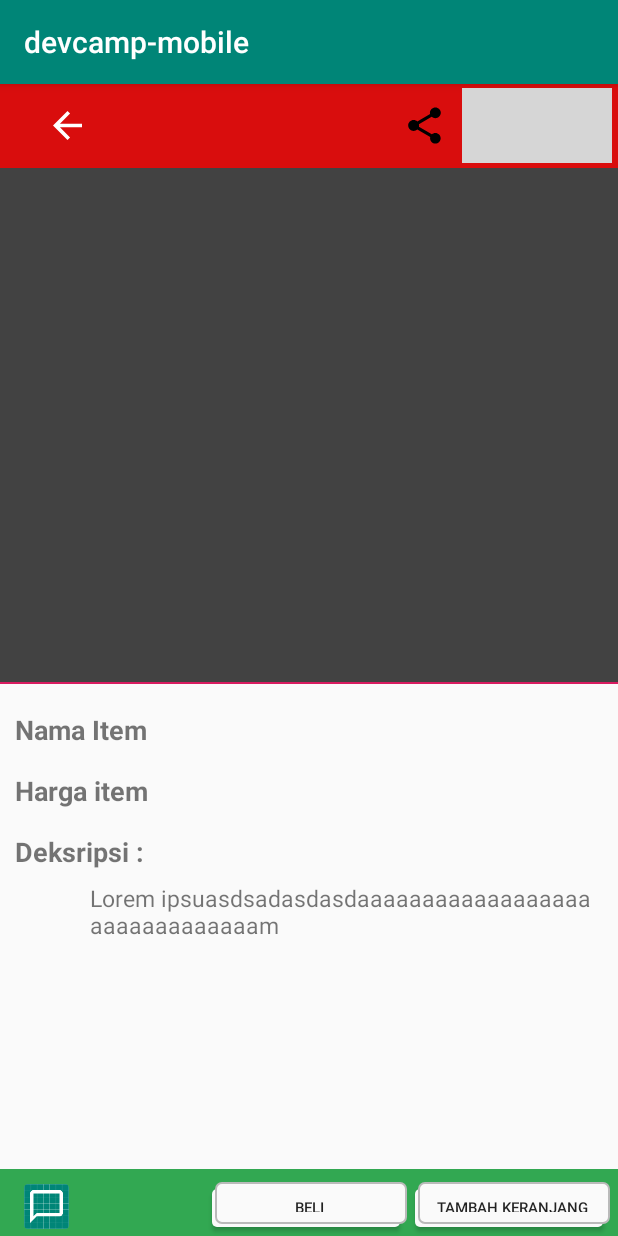
After one commit to fernandochristyanto/devcamp-mobile, an Android app: the ProductDetailActivity screen opened directly, with no data from a screen before it, on a phone screen of 412 x 824 dp. The commit adds this screen. Run offline under Robolectric (Android 15) with nearby library versions, the phone set to English and light mode, and no system bars; grey boxes are pictures that could not be loaded.

Commit message:
Refactor broken codes

```diff
--- a/app/src/main/java/com/devcamp/devcamp_mobile/module/garage_sale/GarageSaleViewModel.kt
+++ b/app/src/main/java/com/devcamp/devcamp_mobile/module/garage_sale/GarageSaleViewModel.kt
@@ -19,6 +19,7 @@ class GarageSaleViewModel: ViewModel() {
     val garageSaleProduct: LiveData<List<GarageSaleProductListItem>>
         get() = _garageSaleProduct
 
+
     @SuppressLint("CheckResult")
     fun getAllGarageSaleProducts(){
         garageSaleService.getAllGarageSaleProducts()
--- /dev/null
+++ b/app/src/main/java/com/devcamp/devcamp_mobile/module/product_detail/ProductDetailActivity.kt
@@ -0,0 +1,25 @@
+package com.devcamp.devcamp_mobile.module.product_detail
+
+import android.content.Context
+import android.content.Intent
+import androidx.appcompat.app.AppCompatActivity
+import android.os.Bundle
+import com.devcamp.devcamp_mobile.R
+
+class ProductDetailActivity : AppCompatActivity() {
+
+    override fun onCreate(savedInstanceState: Bundle?) {
+        super.onCreate(savedInstanceState)
+        setContentView(R.layout.item_detail)
+    }
+
+    companion object{
+        val EXTRA_ID = "id"
+
+        fun newIntent(context: Context, productId: Int): Intent {
+            var intent = Intent(context, ProductDetailActivity::class.java)
+            intent.putExtra(EXTRA_ID, productId)
+            return intent
+        }
+    }
+}
--- a/app/src/main/res/layout/item_detail.xml
+++ b/app/src/main/res/layout/item_detail.xml
@@ -1,160 +1,199 @@
 <?xml version="1.0" encoding="utf-8"?>
-<LinearLayout xmlns:android="http://schemas.android.com/apk/res/android"
-              xmlns:app="http://schemas.android.com/apk/res-auto" xmlns:tools="http://schemas.android.com/tools"
+<LinearLayout
+    xmlns:android="http://schemas.android.com/apk/res/android"
+    xmlns:app="http://schemas.android.com/apk/res-auto"
+    xmlns:tools="http://schemas.android.com/tools"
     android:layout_width="match_parent"
     android:layout_height="match_parent"
     android:orientation="vertical">
-    <androidx.constraintlayout.widget.ConstraintLayout android:layout_width="match_parent"
-                                                       android:layout_height="wrap_content"
-                                                       android:id="@+id/segmen_image">
 
+    <androidx.constraintlayout.widget.ConstraintLayout
+        android:id="@+id/segmen_image"
+        android:layout_width="match_parent"
+        android:layout_height="wrap_content">
 
-        <ImageView android:layout_width="match_parent" android:layout_height="400dp"
+        <ImageView
+            android:id="@+id/item_id"
+            android:layout_width="match_parent"
+            android:layout_height="400dp"
+            android:src="@color/cardview_dark_background"
             app:layout_constraintBottom_toBottomOf="parent"
-                   android:id="@+id/item_id"
-                   android:src="@color/cardview_dark_background"
 
             tools:layout_editor_absoluteX="0dp"/>
-        <Toolbar android:layout_width="match_parent" android:layout_height="wrap_content"
-                 app:layout_constraintTop_toTopOf="parent" tools:layout_editor_absoluteX="0dp"
-                 android:background="#CCFF0000">
 
-            <androidx.constraintlayout.widget.ConstraintLayout android:layout_width="match_parent"
+        <Toolbar
+            android:layout_width="match_parent"
+            android:layout_height="wrap_content"
+            android:background="#CCFF0000"
+            app:layout_constraintTop_toTopOf="parent"
+            tools:layout_editor_absoluteX="0dp">
+
+            <androidx.constraintlayout.widget.ConstraintLayout
+                android:layout_width="match_parent"
                 android:layout_height="wrap_content">
-                <ImageView android:layout_width="50dp" android:layout_height="50dp"
+
+                <ImageView
+                    android:id="@+id/imageView"
+                    android:layout_width="50dp"
+                    android:layout_height="50dp"
+
+                    android:layout_marginStart="4dp"
                     android:src="@drawable/ic_back"
+                    app:layout_constraintBottom_toBottomOf="parent"
+                    app:layout_constraintStart_toStartOf="parent"
+                    app:layout_constraintTop_toTopOf="parent"/>
 
+                <ImageView
+                    android:id="@+id/button_share"
+                    android:layout_width="50dp"
+                    android:layout_height="50dp"
+                    android:layout_marginStart="188dp"
                     app:layout_constraintBottom_toBottomOf="parent"
-                           app:layout_constraintTop_toTopOf="parent" app:layout_constraintStart_toStartOf="parent"
-                           android:id="@+id/imageView" android:layout_marginStart="4dp"/>
+                    app:layout_constraintStart_toEndOf="@+id/imageView"
+                    app:layout_constraintTop_toTopOf="parent"
+                    app:layout_constraintVertical_bias="0.0"
+                    app:srcCompat="@drawable/ic_share"/>
+
+                <ImageView
+                    android:id="@+id/shopping_icon"
+                    android:layout_width="50dp"
+                    android:layout_height="50dp"
+                    app:layout_constraintBottom_toBottomOf="parent"
+                    app:layout_constraintLeft_toRightOf="@+id/button_share"
+                    app:layout_constraintTop_toTopOf="parent"
+                    app:srcCompat="@drawable/ic_shopping"/>
+
                 <ImageView
                     android:layout_width="50dp"
-                        app:layout_constraintTop_toTopOf="parent"
-                        app:layout_constraintBottom_toBottomOf="parent"
-                        android:layout_height="50dp" app:srcCompat="@drawable/ic_share"
-                        android:id="@+id/button_share"
-                        app:layout_constraintStart_toEndOf="@+id/imageView" android:layout_marginStart="188dp"
-                        app:layout_constraintVertical_bias="0.0"/>
-
-                <ImageView android:layout_width="50dp"
                     android:layout_height="50dp"
-                           app:layout_constraintTop_toTopOf="parent"
-                           app:layout_constraintBottom_toBottomOf="parent"
-                app:layout_constraintLeft_toRightOf="@+id/button_share"
-                           android:id="@+id/shopping_icon"
-                app:srcCompat="@drawable/ic_shopping"/>
-
-                <ImageView android:layout_width="50dp" android:layout_height="50dp"
-                app:layout_constraintTop_toTopOf="parent"
                     app:layout_constraintBottom_toBottomOf="parent"
                     app:layout_constraintLeft_toRightOf="@id/shopping_icon"
+                    app:layout_constraintTop_toTopOf="parent"
                     app:srcCompat="@drawable/ic_more"
                     />
-
-
 
 
             </androidx.constraintlayout.widget.ConstraintLayout>
 
 
-
         </Toolbar>
 
         <View
-                app:layout_constraintBottom_toBottomOf="@id/item_id"
+            android:id="@+id/separator"
             android:layout_width="match_parent"
             android:layout_height="1dp"
             android:background="@color/colorAccent"
-                android:id="@+id/separator"
+            app:layout_constraintBottom_toBottomOf="@id/item_id"
             />
 
 
     </androidx.constraintlayout.widget.ConstraintLayout>
 
     <LinearLayout
+        android:layout_width="match_parent"
+        android:layout_height="match_parent"
+        android:clipToPadding="false"
+        android:orientation="vertical"
         android:padding="10dp"
-            android:clipToPadding="false"
-            android:layout_width="match_parent" android:layout_height="match_parent"
-            android:orientation="vertical"
         app:layout_constraintTop_toBottomOf="@id/segmen_image">
 
 
         <TextView
+            android:id="@+id/nama_item"
+            android:layout_width="match_parent"
+            android:layout_height="30dp"
             android:layout_marginTop="5dp"
             android:layout_marginBottom="5dp"
+            android:gravity="center_vertical"
             android:text="Nama Item"
+            android:textSize="18sp"
             android:textStyle="bold"
-                android:layout_width="match_parent"
-                android:textSize="18sp"
-                android:layout_height="30dp" android:id="@+id/nama_item"
-                android:gravity="center_vertical"
 
             />
 
-        <TextView android:layout_width="match_parent" android:layout_height="30dp"
+        <TextView
+            android:layout_width="match_parent"
+            android:layout_height="30dp"
             android:layout_marginTop="5dp"
             android:layout_marginBottom="5dp"
+            android:gravity="center_vertical"
             android:text="Harga item"
+            android:textSize="18sp"
             android:textStyle="bold"
-                  android:textSize="18sp"
-                  android:gravity="center_vertical"
             />
 
-        <TextView android:layout_width="match_parent" android:layout_height="30dp"
+        <TextView
+            android:layout_width="match_parent"
+            android:layout_height="30dp"
             android:layout_marginTop="5dp"
             android:layout_marginBottom="5dp"
+            android:gravity="center_vertical"
             android:text="Deksripsi : "
+            android:textSize="18sp"
             android:textStyle="bold"
-                  android:textSize="18sp"
-                  android:gravity="center_vertical"
             />
 
-        <TextView android:layout_width="match_parent" android:layout_height="wrap_content"
+        <TextView
+            android:layout_width="match_parent"
+            android:layout_height="wrap_content"
+            android:layout_marginLeft="50dp"
             android:text="Lorem ipsuasdsadasdasdaaaaaaaaaaaaaaaaaaaaaaaaaaaaaaam"
-                  android:layout_marginLeft="50dp"
             android:textSize="15sp"
             />
 
-        <RelativeLayout android:layout_width="match_parent" android:layout_height="match_parent"
+        <RelativeLayout
+            android:layout_width="match_parent"
+            android:layout_height="match_parent"
             android:layout_marginLeft="-10dp"
             android:layout_marginRight="-10dp"
             android:layout_marginBottom="-15dp">
-            <Toolbar android:layout_width="match_parent" android:layout_height="50dp"
+
+            <Toolbar
+                android:id="@+id/toolbar_bottom"
+                android:layout_width="match_parent"
+                android:layout_height="50dp"
                 android:layout_alignParentBottom="true"
                 android:background="#32a852"
-                     android:id="@+id/toolbar_bottom"
                 >
-                <androidx.constraintlayout.widget.ConstraintLayout android:layout_width="match_parent"
+
+                <androidx.constraintlayout.widget.ConstraintLayout
+                    android:layout_width="match_parent"
                     android:layout_height="match_parent">
 
-                    <ImageView android:layout_width="30dp" android:layout_height="30dp"
-                               app:layout_constraintTop_toTopOf="parent"
+                    <ImageView
+                        android:layout_width="30dp"
+                        android:layout_height="30dp"
+                        android:src="@mipmap/ic_launcher_chat"
                         app:layout_constraintBottom_toBottomOf="parent"
-                               android:src="@mipmap/ic_launcher_chat"/>
+                        app:layout_constraintTop_toTopOf="parent"/>
 
-                    <Button android:layout_width="130dp" android:layout_height="30dp"
+                    <Button
+                        android:layout_width="130dp"
+                        android:layout_height="30dp"
+                        android:layout_marginRight="5dp"
+                        android:layout_marginBottom="3dp"
+                        android:background="@drawable/button"
                         android:gravity="center_horizontal|center_vertical"
-                            app:layout_constraintRight_toLeftOf="@id/button_tambahkeranjang"
                         android:text="Beli"
                         android:textSize="10dp"
-                            android:background="@drawable/button"
-                            app:layout_constraintTop_toTopOf="parent"
-                            android:layout_marginBottom="3dp"
                         app:layout_constraintBottom_toBottomOf="parent"
-                            android:layout_marginRight="5dp"/>
+                        app:layout_constraintRight_toLeftOf="@id/button_tambahkeranjang"
+                        app:layout_constraintTop_toTopOf="parent"/>
+
                     <Button
-                            app:layout_constraintRight_toRightOf="parent"
-                            android:text="Tambah Keranjang"
-                            android:layout_marginBottom="3dp"
-                            android:gravity="center_horizontal|center_vertical"
+                        android:id="@+id/button_tambahkeranjang"
                         android:layout_width="130dp"
                         android:layout_height="30dp"
+                        android:layout_marginRight="5dp"
+                        android:layout_marginBottom="3dp"
                         android:background="@drawable/button"
-                            android:layout_marginRight="5dp"
+                        android:gravity="center_horizontal|center_vertical"
+                        android:text="Tambah Keranjang"
                         android:textSize="10dp"
-                            tools:layout_editor_absoluteX="260dp" android:id="@+id/button_tambahkeranjang"
                         app:layout_constraintBottom_toBottomOf="parent"
-                            app:layout_constraintTop_toTopOf="parent"/>
+                        app:layout_constraintRight_toRightOf="parent"
+                        app:layout_constraintTop_toTopOf="parent"
+                        tools:layout_editor_absoluteX="260dp"/>
 
                 </androidx.constraintlayout.widget.ConstraintLayout>
             </Toolbar>
```
Also changed, not shown: app/src/main/AndroidManifest.xml (+10 -8 lines), app/src/main/java/com/devcamp/devcamp_mobile/data/UserSession.kt (added, +15 -0 lines), app/src/main/java/com/devcamp/devcamp_mobile/module/garage_sale/GarageSaleProductAdapter.kt (+15 -6 lines), app/src/main/java/com/devcamp/devcamp_mobile/module/main/MainActivity.kt (+29 -0 lines), app/src/main/java/com/devcamp/devcamp_mobile/module/main/screen/HomeFragment.kt (added, +26 -0 lines), app/src/main/java/com/devcamp/devcamp_mobile/module/main/screen/UserFragment.kt (added, +16 -0 lines), app/src/main/res/layout/activity_garage_sale.xml (+10 -3 lines), app/src/main/res/layout/activity_main.xml (+20 -14 lines), app/src/main/res/layout/activity_product_detail.xml (added, +10 -0 lines), app/src/main/res/layout/fragment_home.xml (added, +11 -0 lines), app/src/main/res/layout/fragment_userprofile.xml (added, +7 -0 lines), app/src/main/res/menu/main_bottom_nav.xml (added, +12 -0 lines). Lines whose indentation alone changed are shown as unchanged.
